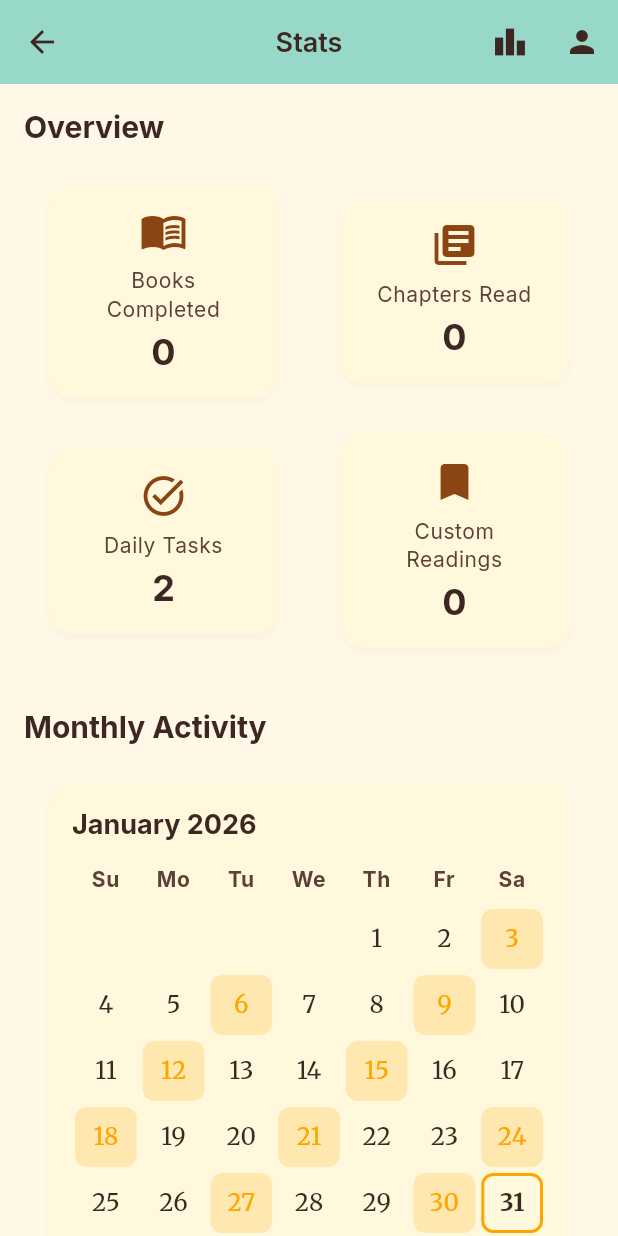
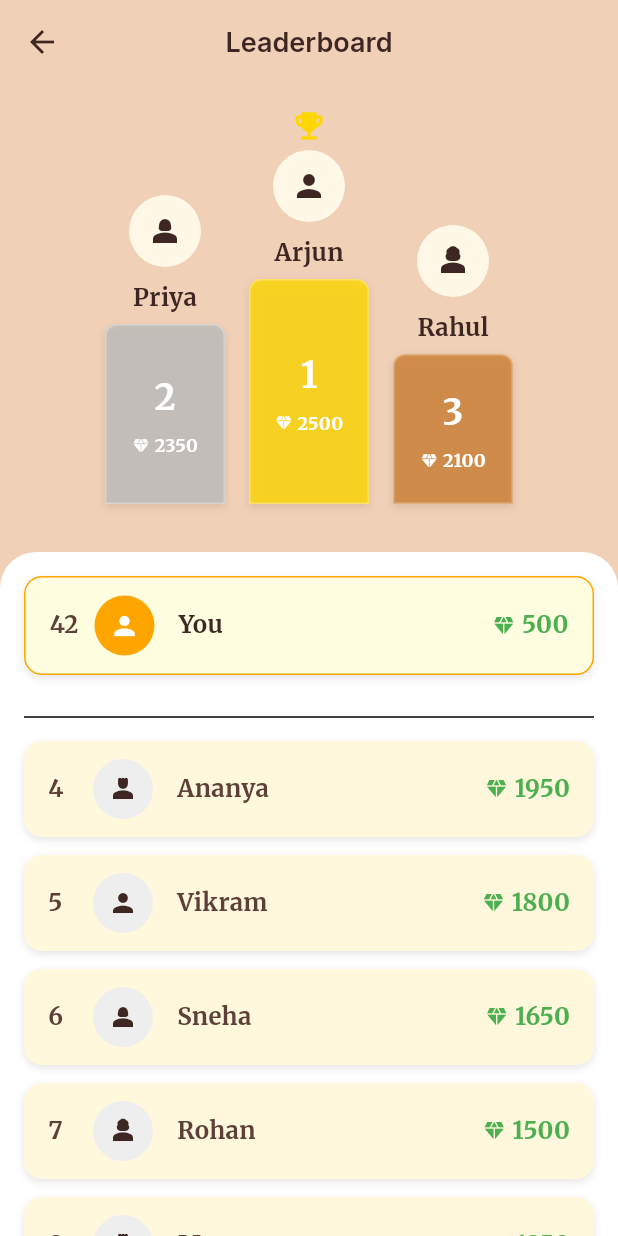
Before and after one commit to MRSinghRajat/ANATARMARG, a Flutter app: the StatsScreen screen opened directly, after a tap on the "leaderboard" icon, on a phone screen of 412 x 824 dp. Run offline on Flutter 3.47's test engine with Material 3 defaults, Android fonts, the phone set to English and light mode, and no system bars; our stand-ins replace audioplayers, flutter_riverpod, google_fonts, rive, shared_preferences, supabase_flutter; accounts and stored records are empty.

Commit message:
feat: implement leaderboard navigation and screen
- Create `LeaderboardScreen` in `lib/features/gamification/presentation/screens/leaderboard_screen.dart` with mock data and CoinService integration.
- Update `StatsScreen` in `lib/features/stats/presentation/screens/stats_screen.dart` to navigate to `LeaderboardScreen`.
- Fix linting issues (replace deprecated `withOpacity` with `withValues`).
- Add `test/stats_navigation_test.dart` to verify navigation.

Co-authored-by: MRSinghRajat <13649055+MRSinghRajat@users.noreply.github.com>

```diff
--- /dev/null
+++ b/lib/features/gamification/presentation/screens/leaderboard_screen.dart
@@ -0,0 +1,287 @@
+import 'package:flutter/material.dart';
+import '../../../../core/theme/app_colors.dart';
+import '../../../../shared/services/coin_service.dart';
+
+class LeaderboardScreen extends StatefulWidget {
+  const LeaderboardScreen({super.key});
+
+  @override
+  State<LeaderboardScreen> createState() => _LeaderboardScreenState();
+}
+
+class _LeaderboardScreenState extends State<LeaderboardScreen> {
+  final List<Map<String, dynamic>> _leaderboardData = [
+    {'name': 'Arjun', 'coins': 2500, 'avatar': Icons.person},
+    {'name': 'Priya', 'coins': 2350, 'avatar': Icons.person_2},
+    {'name': 'Rahul', 'coins': 2100, 'avatar': Icons.person_3},
+    {'name': 'Ananya', 'coins': 1950, 'avatar': Icons.person_4},
+    {'name': 'Vikram', 'coins': 1800, 'avatar': Icons.person},
+    {'name': 'Sneha', 'coins': 1650, 'avatar': Icons.person_2},
+    {'name': 'Rohan', 'coins': 1500, 'avatar': Icons.person_3},
+    {'name': 'Meera', 'coins': 1350, 'avatar': Icons.person_4},
+    {'name': 'Karan', 'coins': 1200, 'avatar': Icons.person},
+    {'name': 'Nisha', 'coins': 1000, 'avatar': Icons.person_2},
+  ];
+
+  @override
+  Widget build(BuildContext context) {
+    return Scaffold(
+      backgroundColor: AppColors.primaryBackground,
+      appBar: AppBar(
+        title: const Text('Leaderboard'),
+        backgroundColor: AppColors.primaryBackground,
+        elevation: 0,
+      ),
+      body: Column(
+        children: [
+          // Top 3 Podium
+          Container(
+            padding: const EdgeInsets.fromLTRB(16, 16, 16, 32),
+            child: Row(
+              mainAxisAlignment: MainAxisAlignment.center,
+              crossAxisAlignment: CrossAxisAlignment.end,
+              children: [
+                _buildPodiumItem(
+                  rank: 2,
+                  name: _leaderboardData[1]['name'],
+                  coins: _leaderboardData[1]['coins'],
+                  avatar: _leaderboardData[1]['avatar'],
+                  height: 120,
+                  color: Colors.grey.shade400,
+                ),
+                const SizedBox(width: 16),
+                _buildPodiumItem(
+                  rank: 1,
+                  name: _leaderboardData[0]['name'],
+                  coins: _leaderboardData[0]['coins'],
+                  avatar: _leaderboardData[0]['avatar'],
+                  height: 150,
+                  color: const Color(0xFFFFD700), // Gold
+                  isWinner: true,
+                ),
+                const SizedBox(width: 16),
+                _buildPodiumItem(
+                  rank: 3,
+                  name: _leaderboardData[2]['name'],
+                  coins: _leaderboardData[2]['coins'],
+                  avatar: _leaderboardData[2]['avatar'],
+                  height: 100,
+                  color: const Color(0xFFCD7F32), // Bronze
+                ),
+              ],
+            ),
+          ),
+
+          // List of other users
+          Expanded(
+            child: Container(
+              decoration: const BoxDecoration(
+                color: Colors.white,
+                borderRadius: BorderRadius.vertical(top: Radius.circular(24)),
+              ),
+              child: ClipRRect(
+                borderRadius: const BorderRadius.vertical(top: Radius.circular(24)),
+                child: ListView.builder(
+                  padding: const EdgeInsets.all(16),
+                  itemCount: _leaderboardData.length - 3 + 1, // +1 for current user if not in top 3
+                  itemBuilder: (context, index) {
+                    // Show current user pinned at the top of the list or in the list
+                    if (index == 0) {
+                      return _buildCurrentUserTile();
+                    }
+
+                    final dataIndex = index + 2; // Offset for Top 3
+                    if (dataIndex >= _leaderboardData.length) return const SizedBox.shrink();
+
+                    final user = _leaderboardData[dataIndex];
+                    return _buildLeaderboardTile(
+                      rank: dataIndex + 1,
+                      name: user['name'],
+                      coins: user['coins'],
+                      avatar: user['avatar'],
+                    );
+                  },
+                ),
+              ),
+            ),
+          ),
+        ],
+      ),
+    );
+  }
+
+  Widget _buildPodiumItem({
+    required int rank,
+    required String name,
+    required int coins,
+    required IconData avatar,
+    required double height,
+    required Color color,
+    bool isWinner = false,
+  }) {
+    return Column(
+      mainAxisAlignment: MainAxisAlignment.end,
+      children: [
+        Icon(
+          Icons.emoji_events,
+          color: isWinner ? const Color(0xFFFFD700) : Colors.transparent,
+          size: 24,
+        ),
+        const SizedBox(height: 4),
+        CircleAvatar(
+          radius: 24,
+          backgroundColor: AppColors.secondaryBackground,
+          child: Icon(avatar, color: AppColors.primaryText),
+        ),
+        const SizedBox(height: 8),
+        Text(
+          name,
+          style: const TextStyle(
+            fontWeight: FontWeight.bold,
+            color: AppColors.primaryText,
+          ),
+        ),
+        const SizedBox(height: 4),
+        Container(
+          width: 80,
+          height: height,
+          decoration: BoxDecoration(
+            color: color.withValues(alpha: 0.8),
+            borderRadius: const BorderRadius.vertical(top: Radius.circular(8)),
+            border: Border.all(color: Colors.white.withValues(alpha: 0.3)),
+            boxShadow: [
+              BoxShadow(
+                color: Colors.black.withValues(alpha: 0.1),
+                blurRadius: 4,
+                offset: const Offset(0, 2),
+              ),
+            ],
+          ),
+          child: Column(
+            mainAxisAlignment: MainAxisAlignment.center,
+            children: [
+              Text(
+                '$rank',
+                style: const TextStyle(
+                  fontSize: 24,
+                  fontWeight: FontWeight.bold,
+                  color: Colors.white,
+                ),
+              ),
+              const SizedBox(height: 4),
+              Row(
+                mainAxisAlignment: MainAxisAlignment.center,
+                children: [
+                  const Icon(Icons.diamond, size: 12, color: Colors.white),
+                  Text(
+                    ' $coins',
+                    style: const TextStyle(
+                      color: Colors.white,
+                      fontSize: 12,
+                      fontWeight: FontWeight.bold,
+                    ),
+                  ),
+                ],
+              ),
+            ],
+          ),
+        ),
+      ],
+    );
+  }
+
+  Widget _buildLeaderboardTile({
+    required int rank,
+    required String name,
+    required int coins,
+    required IconData avatar,
+    bool isCurrentUser = false,
+  }) {
+    return Container(
+      margin: const EdgeInsets.only(bottom: 12),
+      padding: const EdgeInsets.symmetric(horizontal: 16, vertical: 12),
+      decoration: BoxDecoration(
+        color: isCurrentUser ? AppColors.lightYellow : AppColors.cardBackground,
+        borderRadius: BorderRadius.circular(12),
+        border: isCurrentUser ? Border.all(color: AppColors.warmOrange) : null,
+        boxShadow: const [
+          BoxShadow(
+            color: AppColors.shadowColor,
+            blurRadius: 4,
+            offset: Offset(0, 2),
+          ),
+        ],
+      ),
+      child: Row(
+        children: [
+          SizedBox(
+            width: 30,
+            child: Text(
+              '$rank',
+              style: const TextStyle(
+                fontWeight: FontWeight.bold,
+                fontSize: 16,
+                color: AppColors.secondaryText,
+              ),
+            ),
+          ),
+          CircleAvatar(
+            radius: 20,
+            backgroundColor: isCurrentUser ? AppColors.warmOrange : Colors.grey.shade200,
+            child: Icon(
+              avatar,
+              color: isCurrentUser ? Colors.white : AppColors.primaryText,
+              size: 20,
+            ),
+          ),
+          const SizedBox(width: 16),
+          Expanded(
+            child: Text(
+              name,
+              style: TextStyle(
+                fontWeight: FontWeight.bold,
+                fontSize: 16,
+                color: isCurrentUser ? AppColors.primaryText : AppColors.secondaryText,
+              ),
+            ),
+          ),
+          Row(
+            children: [
+              const Icon(Icons.diamond, size: 16, color: AppColors.coinGreen),
+              const SizedBox(width: 4),
+              Text(
+                '$coins',
+                style: const TextStyle(
+                  fontWeight: FontWeight.bold,
+                  fontSize: 16,
+                  color: AppColors.coinGreen,
+                ),
+              ),
+            ],
+          ),
+        ],
+      ),
+    );
+  }
+
+  Widget _buildCurrentUserTile() {
+    return StreamBuilder<int>(
+      stream: CoinService().coinStream,
+      initialData: CoinService().currentBalance,
+      builder: (context, snapshot) {
+        return Column(
+          children: [
+            _buildLeaderboardTile(
+              rank: 42, // Mock rank for user
+              name: 'You',
+              coins: snapshot.data ?? 0,
+              avatar: Icons.person,
+              isCurrentUser: true,
+            ),
+            const Divider(height: 32),
+          ],
+        );
+      },
+    );
+  }
+}
--- a/lib/features/stats/presentation/screens/stats_screen.dart
+++ b/lib/features/stats/presentation/screens/stats_screen.dart
@@ -1,6 +1,7 @@
 import 'package:flutter/material.dart';
 import 'package:flutter_riverpod/flutter_riverpod.dart';
 import '../../../../core/theme/app_colors.dart';
+import '../../../gamification/presentation/screens/leaderboard_screen.dart';
 import '../../../../shared/widgets/stat_card.dart';
 import '../../../../shared/services/coin_service.dart';
 import '../../../profile/presentation/screens/profile_screen.dart';
@@ -28,7 +29,12 @@ class _StatsScreenState extends ConsumerState<StatsScreen> {
           IconButton(
             icon: const Icon(Icons.leaderboard),
             onPressed: () {
-              // TODO: Navigate to leaderboard
+              Navigator.push(
+                context,
+                MaterialPageRoute(
+                  builder: (_) => const LeaderboardScreen(),
+                ),
+              );
             },
           ),
           IconButton(
@@ -234,7 +240,7 @@ class _StatsScreenState extends ConsumerState<StatsScreen> {
                       height: 40,
                       decoration: BoxDecoration(
                         color: hasActivity
-                            ? AppColors.warmOrange.withOpacity(0.2)
+                            ? AppColors.warmOrange.withValues(alpha: 0.2)
                             : Colors.transparent,
                         borderRadius: BorderRadius.circular(8),
                         border: dayNumber == now.day
```
Also changed, not shown: 1 other file.
